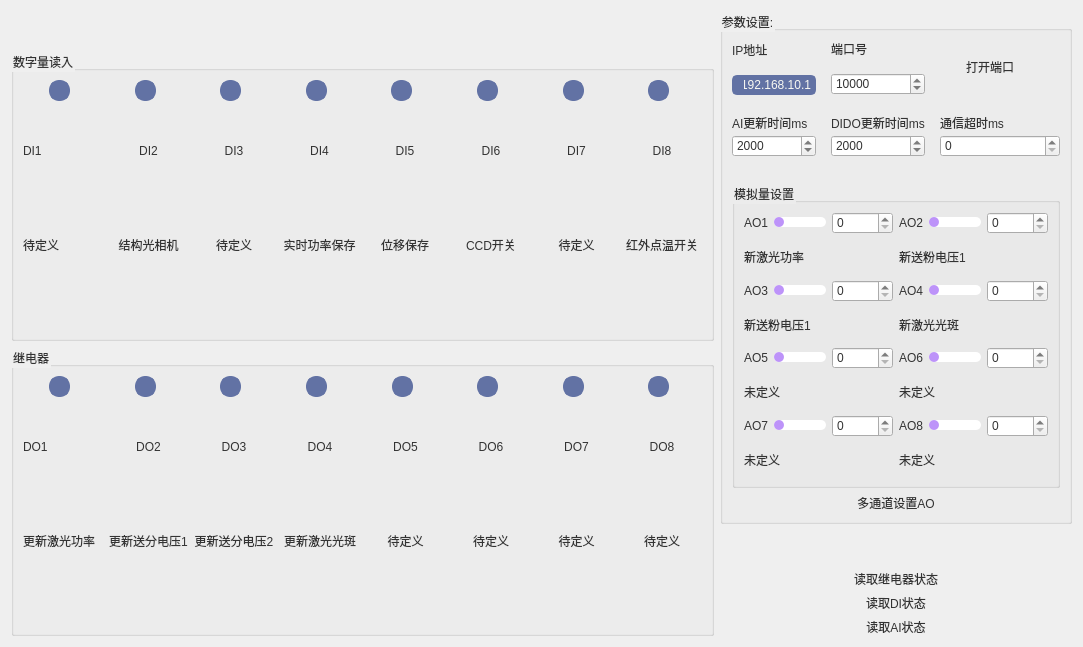
This is new_thu/UI/Cardpage/DIOwidget.ui in mihudaner/THU as Qt 5 draws it before an edit. The edited form follows.
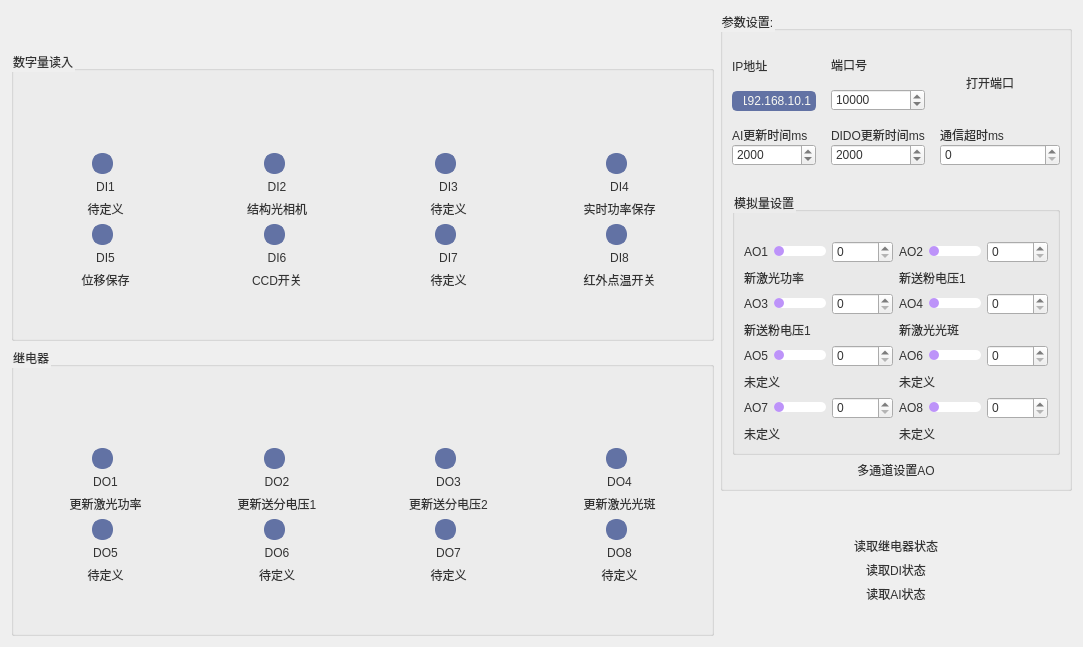
This is the edited form. Icons and pictures are not drawn.

```diff
--- a/new_thu/UI/Cardpage/DIOwidget.ui
+++ b/new_thu/UI/Cardpage/DIOwidget.ui
@@ -378,8 +378,79 @@
        </property>
        <layout class="QVBoxLayout" name="verticalLayout_30">
         <item>
-         <layout class="QHBoxLayout" name="horizontalLayout_9">
-          <item>
+         <widget class="QLabel" name="label_54">
+          <property name="text">
+           <string/>
+          </property>
+         </widget>
+        </item>
+        <item>
+         <layout class="QGridLayout" name="gridLayout_3">
+          <item row="0" column="3">
+           <layout class="QVBoxLayout" name="verticalLayout_14">
+            <item>
+             <layout class="QHBoxLayout" name="horizontalLayout_14">
+              <item>
+               <spacer name="horizontalSpacer_7">
+                <property name="orientation">
+                 <enum>Qt::Horizontal</enum>
+                </property>
+                <property name="sizeHint" stdset="0">
+                 <size>
+                  <width>40</width>
+                  <height>20</height>
+                 </size>
+                </property>
+               </spacer>
+              </item>
+              <item>
+               <widget class="QRadioButton" name="DI3">
+                <property name="text">
+                 <string/>
+                </property>
+                <property name="autoExclusive">
+                 <bool>false</bool>
+                </property>
+               </widget>
+              </item>
+              <item>
+               <spacer name="horizontalSpacer_8">
+                <property name="orientation">
+                 <enum>Qt::Horizontal</enum>
+                </property>
+                <property name="sizeHint" stdset="0">
+                 <size>
+                  <width>40</width>
+                  <height>20</height>
+                 </size>
+                </property>
+               </spacer>
+              </item>
+             </layout>
+            </item>
+            <item>
+             <widget class="QLabel" name="label_20">
+              <property name="text">
+               <string>DI4</string>
+              </property>
+              <property name="alignment">
+               <set>Qt::AlignCenter</set>
+              </property>
+             </widget>
+            </item>
+            <item>
+             <widget class="QLabel" name="label_21">
+              <property name="text">
+               <string>实时功率保存</string>
+              </property>
+              <property name="alignment">
+               <set>Qt::AlignCenter</set>
+              </property>
+             </widget>
+            </item>
+           </layout>
+          </item>
+          <item row="0" column="0">
            <layout class="QVBoxLayout" name="verticalLayout_6">
             <item>
              <layout class="QHBoxLayout" name="horizontalLayout_10">
@@ -441,6 +512,9 @@
               <property name="text">
                <string>DI1</string>
               </property>
+              <property name="alignment">
+               <set>Qt::AlignCenter</set>
+              </property>
              </widget>
             </item>
             <item>
@@ -448,11 +522,78 @@
               <property name="text">
                <string>待定义</string>
               </property>
+              <property name="alignment">
+               <set>Qt::AlignCenter</set>
+              </property>
              </widget>
             </item>
            </layout>
           </item>
-          <item>
+          <item row="0" column="2">
+           <layout class="QVBoxLayout" name="verticalLayout_13">
+            <item>
+             <layout class="QHBoxLayout" name="horizontalLayout_13">
+              <item>
+               <spacer name="horizontalSpacer_5">
+                <property name="orientation">
+                 <enum>Qt::Horizontal</enum>
+                </property>
+                <property name="sizeHint" stdset="0">
+                 <size>
+                  <width>40</width>
+                  <height>20</height>
+                 </size>
+                </property>
+               </spacer>
+              </item>
+              <item>
+               <widget class="QRadioButton" name="DI2">
+                <property name="text">
+                 <string/>
+                </property>
+                <property name="autoExclusive">
+                 <bool>false</bool>
+                </property>
+               </widget>
+              </item>
+              <item>
+               <spacer name="horizontalSpacer_6">
+                <property name="orientation">
+                 <enum>Qt::Horizontal</enum>
+                </property>
+                <property name="sizeHint" stdset="0">
+                 <size>
+                  <width>40</width>
+                  <height>20</height>
+                 </size>
+                </property>
+               </spacer>
+              </item>
+             </layout>
+            </item>
+            <item>
+             <widget class="QLabel" name="label_18">
+              <property name="text">
+               <string>DI3</string>
+              </property>
+              <property name="alignment">
+               <set>Qt::AlignCenter</set>
+              </property>
+             </widget>
+            </item>
+            <item>
+             <widget class="QLabel" name="label_19">
+              <property name="text">
+               <string>待定义</string>
+              </property>
+              <property name="alignment">
+               <set>Qt::AlignCenter</set>
+              </property>
+             </widget>
+            </item>
+           </layout>
+          </item>
+          <item row="0" column="1">
            <layout class="QVBoxLayout" name="verticalLayout_10">
             <item>
              <layout class="QHBoxLayout" name="horizontalLayout_21">
@@ -516,135 +657,7 @@
             </item>
            </layout>
           </item>
-          <item>
-           <layout class="QVBoxLayout" name="verticalLayout_13">
-            <item>
-             <layout class="QHBoxLayout" name="horizontalLayout_13">
-              <item>
-               <spacer name="horizontalSpacer_5">
-                <property name="orientation">
-                 <enum>Qt::Horizontal</enum>
-                </property>
-                <property name="sizeHint" stdset="0">
-                 <size>
-                  <width>40</width>
-                  <height>20</height>
-                 </size>
-                </property>
-               </spacer>
-              </item>
-              <item>
-               <widget class="QRadioButton" name="DI2">
-                <property name="text">
-                 <string/>
-                </property>
-                <property name="autoExclusive">
-                 <bool>false</bool>
-                </property>
-               </widget>
-              </item>
-              <item>
-               <spacer name="horizontalSpacer_6">
-                <property name="orientation">
-                 <enum>Qt::Horizontal</enum>
-                </property>
-                <property name="sizeHint" stdset="0">
-                 <size>
-                  <width>40</width>
-                  <height>20</height>
-                 </size>
-                </property>
-               </spacer>
-              </item>
-             </layout>
-            </item>
-            <item>
-             <widget class="QLabel" name="label_18">
-              <property name="text">
-               <string>DI3</string>
-              </property>
-              <property name="alignment">
-               <set>Qt::AlignCenter</set>
-              </property>
-             </widget>
-            </item>
-            <item>
-             <widget class="QLabel" name="label_19">
-              <property name="text">
-               <string>待定义</string>
-              </property>
-              <property name="alignment">
-               <set>Qt::AlignCenter</set>
-              </property>
-             </widget>
-            </item>
-           </layout>
-          </item>
-          <item>
-           <layout class="QVBoxLayout" name="verticalLayout_14">
-            <item>
-             <layout class="QHBoxLayout" name="horizontalLayout_14">
-              <item>
-               <spacer name="horizontalSpacer_7">
-                <property name="orientation">
-                 <enum>Qt::Horizontal</enum>
-                </property>
-                <property name="sizeHint" stdset="0">
-                 <size>
-                  <width>40</width>
-                  <height>20</height>
-                 </size>
-                </property>
-               </spacer>
-              </item>
-              <item>
-               <widget class="QRadioButton" name="DI3">
-                <property name="text">
-                 <string/>
-                </property>
-                <property name="autoExclusive">
-                 <bool>false</bool>
-                </property>
-               </widget>
-              </item>
-              <item>
-               <spacer name="horizontalSpacer_8">
-                <property name="orientation">
-                 <enum>Qt::Horizontal</enum>
-                </property>
-                <property name="sizeHint" stdset="0">
-                 <size>
-                  <width>40</width>
-                  <height>20</height>
-                 </size>
-                </property>
-               </spacer>
-              </item>
-             </layout>
-            </item>
-            <item>
-             <widget class="QLabel" name="label_20">
-              <property name="text">
-               <string>DI4</string>
-              </property>
-              <property name="alignment">
-               <set>Qt::AlignCenter</set>
-              </property>
-             </widget>
-            </item>
-            <item>
-             <widget class="QLabel" name="label_21">
-              <property name="text">
-               <string>实时功率保存</string>
-              </property>
-              <property name="alignment">
-               <set>Qt::AlignCenter</set>
-              </property>
-             </widget>
-            </item>
-           </layout>
-          </item>
-          <item>
+          <item row="1" column="0">
            <layout class="QVBoxLayout" name="verticalLayout_18">
             <item>
              <layout class="QHBoxLayout" name="horizontalLayout_12">
@@ -708,7 +721,7 @@
             </item>
            </layout>
           </item>
-          <item>
+          <item row="1" column="1">
            <layout class="QVBoxLayout" name="verticalLayout_15">
             <item>
              <layout class="QHBoxLayout" name="horizontalLayout_19">
@@ -772,7 +785,7 @@
             </item>
            </layout>
           </item>
-          <item>
+          <item row="1" column="2">
            <layout class="QVBoxLayout" name="verticalLayout_16">
             <item>
              <layout class="QHBoxLayout" name="horizontalLayout_20">
@@ -836,7 +849,7 @@
             </item>
            </layout>
           </item>
-          <item>
+          <item row="1" column="3">
            <layout class="QVBoxLayout" name="verticalLayout_17">
             <item>
              <layout class="QHBoxLayout" name="horizontalLayout_18">
@@ -940,81 +953,15 @@
        </property>
        <layout class="QVBoxLayout" name="verticalLayout_31">
         <item>
-         <layout class="QHBoxLayout" name="horizontalLayout_7" stretch="1,1,1,1,1,1,1,1">
-          <item>
-           <layout class="QVBoxLayout" name="verticalLayout_21">
-            <item>
-             <layout class="QHBoxLayout" name="horizontalLayout_23">
-              <item>
-               <spacer name="horizontalSpacer_19">
-                <property name="orientation">
-                 <enum>Qt::Horizontal</enum>
-                </property>
-                <property name="sizeHint" stdset="0">
-                 <size>
-                  <width>40</width>
-                  <height>20</height>
-                 </size>
-                </property>
-               </spacer>
-              </item>
-              <item>
-               <widget class="QRadioButton" name="DO0">
-                <property name="text">
-                 <string/>
-                </property>
-                <property name="autoExclusive">
-                 <bool>false</bool>
-                </property>
-               </widget>
-              </item>
-              <item>
-               <spacer name="horizontalSpacer_20">
-                <property name="orientation">
-                 <enum>Qt::Horizontal</enum>
-                </property>
-                <property name="sizeHint" stdset="0">
-                 <size>
-                  <width>40</width>
-                  <height>20</height>
-                 </size>
-                </property>
-               </spacer>
-              </item>
-             </layout>
-            </item>
-            <item>
-             <widget class="QLabel" name="label_32">
-              <property name="text">
-               <string>DO1</string>
-              </property>
-             </widget>
-            </item>
-            <item>
-             <widget class="QLabel" name="label_33">
-              <property name="sizePolicy">
-               <sizepolicy hsizetype="Preferred" vsizetype="Preferred">
-                <horstretch>0</horstretch>
-                <verstretch>0</verstretch>
-               </sizepolicy>
-              </property>
-              <property name="maximumSize">
-               <size>
-                <width>16777215</width>
-                <height>200</height>
-               </size>
-              </property>
-              <property name="text">
-               <string>更新激光功率</string>
-              </property>
-              <property name="wordWrap">
-               <bool>true</bool>
-              </property>
-             </widget>
-            </item>
-           </layout>
-          </item>
-          <item>
+         <widget class="QLabel" name="label_55">
+          <property name="text">
+           <string/>
+          </property>
+         </widget>
+        </item>
+        <item>
+         <layout class="QGridLayout" name="gridLayout_4">
+          <item row="0" column="1">
            <layout class="QVBoxLayout" name="verticalLayout_22">
             <item>
              <layout class="QHBoxLayout" name="horizontalLayout_24">
@@ -1090,77 +1037,7 @@
             </item>
            </layout>
           </item>
-          <item>
-           <layout class="QVBoxLayout" name="verticalLayout_23">
-            <item>
-             <layout class="QHBoxLayout" name="horizontalLayout_25">
-              <item>
-               <spacer name="horizontalSpacer_23">
-                <property name="orientation">
-                 <enum>Qt::Horizontal</enum>
-                </property>
-                <property name="sizeHint" stdset="0">
-                 <size>
-                  <width>40</width>
-                  <height>20</height>
-                 </size>
-                </property>
-               </spacer>
-              </item>
-              <item>
-               <widget class="QRadioButton" name="DO2">
-                <property name="text">
-                 <string/>
-                </property>
-                <property name="autoExclusive">
-                 <bool>false</bool>
-                </property>
-               </widget>
-              </item>
-              <item>
-               <spacer name="horizontalSpacer_24">
-                <property name="orientation">
-                 <enum>Qt::Horizontal</enum>
-                </property>
-                <property name="sizeHint" stdset="0">
-                 <size>
-                  <width>40</width>
-                  <height>20</height>
-                 </size>
-                </property>
-               </spacer>
-              </item>
-             </layout>
-            </item>
-            <item>
-             <widget class="QLabel" name="label_36">
-              <property name="text">
-               <string>DO3</string>
-              </property>
-              <property name="alignment">
-               <set>Qt::AlignCenter</set>
-              </property>
-             </widget>
-            </item>
-            <item>
-             <widget class="QLabel" name="label_37">
-              <property name="maximumSize">
-               <size>
-                <width>16777215</width>
-                <height>200</height>
-               </size>
-              </property>
-              <property name="text">
-               <string>更新送分电压2</string>
-              </property>
-              <property name="alignment">
-               <set>Qt::AlignCenter</set>
-              </property>
-             </widget>
-            </item>
-           </layout>
-          </item>
-          <item>
+          <item row="0" column="3">
            <layout class="QVBoxLayout" name="verticalLayout_24">
             <item>
              <layout class="QHBoxLayout" name="horizontalLayout_26">
@@ -1230,7 +1107,156 @@
             </item>
            </layout>
           </item>
-          <item>
+          <item row="0" column="2">
+           <layout class="QVBoxLayout" name="verticalLayout_23">
+            <item>
+             <layout class="QHBoxLayout" name="horizontalLayout_25">
+              <item>
+               <spacer name="horizontalSpacer_23">
+                <property name="orientation">
+                 <enum>Qt::Horizontal</enum>
+                </property>
+                <property name="sizeHint" stdset="0">
+                 <size>
+                  <width>40</width>
+                  <height>20</height>
+                 </size>
+                </property>
+               </spacer>
+              </item>
+              <item>
+               <widget class="QRadioButton" name="DO2">
+                <property name="text">
+                 <string/>
+                </property>
+                <property name="autoExclusive">
+                 <bool>false</bool>
+                </property>
+               </widget>
+              </item>
+              <item>
+               <spacer name="horizontalSpacer_24">
+                <property name="orientation">
+                 <enum>Qt::Horizontal</enum>
+                </property>
+                <property name="sizeHint" stdset="0">
+                 <size>
+                  <width>40</width>
+                  <height>20</height>
+                 </size>
+                </property>
+               </spacer>
+              </item>
+             </layout>
+            </item>
+            <item>
+             <widget class="QLabel" name="label_36">
+              <property name="text">
+               <string>DO3</string>
+              </property>
+              <property name="alignment">
+               <set>Qt::AlignCenter</set>
+              </property>
+             </widget>
+            </item>
+            <item>
+             <widget class="QLabel" name="label_37">
+              <property name="maximumSize">
+               <size>
+                <width>16777215</width>
+                <height>200</height>
+               </size>
+              </property>
+              <property name="text">
+               <string>更新送分电压2</string>
+              </property>
+              <property name="alignment">
+               <set>Qt::AlignCenter</set>
+              </property>
+             </widget>
+            </item>
+           </layout>
+          </item>
+          <item row="0" column="0">
+           <layout class="QVBoxLayout" name="verticalLayout_21">
+            <item>
+             <layout class="QHBoxLayout" name="horizontalLayout_23">
+              <item>
+               <spacer name="horizontalSpacer_19">
+                <property name="orientation">
+                 <enum>Qt::Horizontal</enum>
+                </property>
+                <property name="sizeHint" stdset="0">
+                 <size>
+                  <width>40</width>
+                  <height>20</height>
+                 </size>
+                </property>
+               </spacer>
+              </item>
+              <item>
+               <widget class="QRadioButton" name="DO0">
+                <property name="text">
+                 <string/>
+                </property>
+                <property name="autoExclusive">
+                 <bool>false</bool>
+                </property>
+               </widget>
+              </item>
+              <item>
+               <spacer name="horizontalSpacer_20">
+                <property name="orientation">
+                 <enum>Qt::Horizontal</enum>
+                </property>
+                <property name="sizeHint" stdset="0">
+                 <size>
+                  <width>40</width>
+                  <height>20</height>
+                 </size>
+                </property>
+               </spacer>
+              </item>
+             </layout>
+            </item>
+            <item>
+             <widget class="QLabel" name="label_32">
+              <property name="text">
+               <string>DO1</string>
+              </property>
+              <property name="alignment">
+               <set>Qt::AlignCenter</set>
+              </property>
+             </widget>
+            </item>
+            <item>
+             <widget class="QLabel" name="label_33">
+              <property name="sizePolicy">
+               <sizepolicy hsizetype="Preferred" vsizetype="Preferred">
+                <horstretch>0</horstretch>
+                <verstretch>0</verstretch>
+               </sizepolicy>
+              </property>
+              <property name="maximumSize">
+               <size>
+                <width>16777215</width>
+                <height>200</height>
+               </size>
+              </property>
+              <property name="text">
+               <string>更新激光功率</string>
+              </property>
+              <property name="alignment">
+               <set>Qt::AlignCenter</set>
+              </property>
+              <property name="wordWrap">
+               <bool>true</bool>
+              </property>
+             </widget>
+            </item>
+           </layout>
+          </item>
+          <item row="1" column="0">
            <layout class="QVBoxLayout" name="verticalLayout_25">
             <item>
              <layout class="QHBoxLayout" name="horizontalLayout_27">
@@ -1294,7 +1320,7 @@
             </item>
            </layout>
           </item>
-          <item>
+          <item row="1" column="1">
            <layout class="QVBoxLayout" name="verticalLayout_26">
             <item>
              <layout class="QHBoxLayout" name="horizontalLayout_28">
@@ -1358,7 +1384,7 @@
             </item>
            </layout>
           </item>
-          <item>
+          <item row="1" column="2">
            <layout class="QVBoxLayout" name="verticalLayout_27">
             <item>
              <layout class="QHBoxLayout" name="horizontalLayout_29">
@@ -1422,7 +1448,7 @@
             </item>
            </layout>
           </item>
-          <item>
+          <item row="1" column="3">
            <layout class="QVBoxLayout" name="verticalLayout_28">
             <item>
              <layout class="QHBoxLayout" name="horizontalLayout_30">
@@ -1540,6 +1566,25 @@
           <string>参数设置:</string>
          </property>
          <layout class="QVBoxLayout" name="verticalLayout_19">
+          <item>
+           <widget class="QLabel" name="label_57">
+            <property name="sizePolicy">
+             <sizepolicy hsizetype="Minimum" vsizetype="Minimum">
+              <horstretch>0</horstretch>
+              <verstretch>0</verstretch>
+             </sizepolicy>
+            </property>
+            <property name="maximumSize">
+             <size>
+              <width>999999</width>
+              <height>10</height>
+             </size>
+            </property>
+            <property name="text">
+             <string/>
+            </property>
+           </widget>
+          </item>
           <item>
            <layout class="QGridLayout" name="gridLayout_2">
             <property name="spacing">
@@ -1748,110 +1793,14 @@
              <string>模拟量设置</string>
             </property>
             <layout class="QGridLayout" name="gridLayout">
-             <item row="1" column="0">
-              <widget class="QLabel" name="label_30">
-               <property name="text">
-                <string>新激光功率</string>
-               </property>
-              </widget>
-             </item>
-             <item row="5" column="1">
-              <widget class="QLabel" name="label_51">
-               <property name="text">
-                <string>未定义</string>
-               </property>
-              </widget>
-             </item>
-             <item row="0" column="1">
-              <layout class="QHBoxLayout" name="horizontalLayout_3">
-               <item>
-                <widget class="QLabel" name="label_6">
-                 <property name="text">
-                  <string>AO2</string>
-                 </property>
-                </widget>
-               </item>
-               <item>
-                <widget class="QSlider" name="Slider2">
-                 <property name="maximum">
-                  <number>10000</number>
-                 </property>
-                 <property name="orientation">
-                  <enum>Qt::Horizontal</enum>
-                 </property>
-                </widget>
-               </item>
-               <item>
-                <widget class="QSpinBox" name="spinBox_AO2">
-                 <property name="maximum">
-                  <number>10000</number>
-                 </property>
-                 <property name="singleStep">
-                  <number>1</number>
-                 </property>
-                 <property name="value">
-                  <number>0</number>
-                 </property>
-                </widget>
-               </item>
-              </layout>
-             </item>
-             <item row="1" column="1">
-              <widget class="QLabel" name="label_31">
-               <property name="text">
-                <string>新送粉电压1</string>
-               </property>
-              </widget>
-             </item>
-             <item row="5" column="0">
-              <widget class="QLabel" name="label_50">
-               <property name="text">
-                <string>未定义</string>
-               </property>
-              </widget>
-             </item>
-             <item row="6" column="1">
-              <layout class="QHBoxLayout" name="horizontalLayout_17">
-               <item>
-                <widget class="QLabel" name="label_13">
-                 <property name="text">
-                  <string>AO8</string>
-                 </property>
-                </widget>
-               </item>
-               <item>
-                <widget class="QSlider" name="Slider8">
-                 <property name="maximum">
-                  <number>10000</number>
-                 </property>
-                 <property name="orientation">
-                  <enum>Qt::Horizontal</enum>
-                 </property>
-                </widget>
-               </item>
-               <item>
-                <widget class="QSpinBox" name="spinBox_AO8">
-                 <property name="maximum">
-                  <number>10000</number>
-                 </property>
-                 <property name="singleStep">
-                  <number>1</number>
-                 </property>
-                 <property name="value">
-                  <number>0</number>
-                 </property>
-                </widget>
-               </item>
-              </layout>
-             </item>
-             <item row="3" column="1">
+             <item row="4" column="1">
               <widget class="QLabel" name="label_49">
                <property name="text">
                 <string>新激光光斑</string>
                </property>
               </widget>
              </item>
-             <item row="4" column="0">
+             <item row="5" column="0">
               <layout class="QHBoxLayout" name="horizontalLayout_8">
                <item>
                 <widget class="QLabel" name="label_10">
@@ -1885,7 +1834,14 @@
                </item>
               </layout>
              </item>
-             <item row="0" column="0">
+             <item row="8" column="1">
+              <widget class="QLabel" name="label_53">
+               <property name="text">
+                <string>未定义</string>
+               </property>
+              </widget>
+             </item>
+             <item row="1" column="0">
               <layout class="QHBoxLayout" name="horizontalLayout_2">
                <item>
                 <widget class="QLabel" name="label">
@@ -1919,75 +1875,7 @@
                </item>
               </layout>
              </item>
-             <item row="6" column="0">
-              <layout class="QHBoxLayout" name="horizontalLayout_16">
-               <item>
-                <widget class="QLabel" name="label_12">
-                 <property name="text">
-                  <string>AO7</string>
-                 </property>
-                </widget>
-               </item>
-               <item>
-                <widget class="QSlider" name="Slider7">
-                 <property name="maximum">
-                  <number>10000</number>
-                 </property>
-                 <property name="orientation">
-                  <enum>Qt::Horizontal</enum>
-                 </property>
-                </widget>
-               </item>
-               <item>
-                <widget class="QSpinBox" name="spinBox_AO7">
-                 <property name="maximum">
-                  <number>10000</number>
-                 </property>
-                 <property name="singleStep">
-                  <number>1</number>
-                 </property>
-                 <property name="value">
-                  <number>0</number>
-                 </property>
-                </widget>
-               </item>
-              </layout>
-             </item>
-             <item row="4" column="1">
-              <layout class="QHBoxLayout" name="horizontalLayout_15">
-               <item>
-                <widget class="QLabel" name="label_11">
-                 <property name="text">
-                  <string>AO6</string>
-                 </property>
-                </widget>
-               </item>
-               <item>
-                <widget class="QSlider" name="Slider6">
-                 <property name="maximum">
-                  <number>10000</number>
-                 </property>
-                 <property name="orientation">
-                  <enum>Qt::Horizontal</enum>
-                 </property>
-                </widget>
-               </item>
-               <item>
-                <widget class="QSpinBox" name="spinBox_AO6">
-                 <property name="maximum">
-                  <number>10000</number>
-                 </property>
-                 <property name="singleStep">
-                  <number>1</number>
-                 </property>
-                 <property name="value">
-                  <number>0</number>
-                 </property>
-                </widget>
-               </item>
-              </layout>
-             </item>
-             <item row="2" column="0">
+             <item row="3" column="0">
               <layout class="QHBoxLayout" name="horizontalLayout_4">
                <item>
                 <widget class="QLabel" name="label_8">
@@ -2021,7 +1909,55 @@
                </item>
               </layout>
              </item>
-             <item row="2" column="1">
+             <item row="6" column="1">
+              <widget class="QLabel" name="label_51">
+               <property name="text">
+                <string>未定义</string>
+               </property>
+              </widget>
+             </item>
+             <item row="7" column="0">
+              <layout class="QHBoxLayout" name="horizontalLayout_16">
+               <item>
+                <widget class="QLabel" name="label_12">
+                 <property name="text">
+                  <string>AO7</string>
+                 </property>
+                </widget>
+               </item>
+               <item>
+                <widget class="QSlider" name="Slider7">
+                 <property name="maximum">
+                  <number>10000</number>
+                 </property>
+                 <property name="orientation">
+                  <enum>Qt::Horizontal</enum>
+                 </property>
+                </widget>
+               </item>
+               <item>
+                <widget class="QSpinBox" name="spinBox_AO7">
+                 <property name="maximum">
+                  <number>10000</number>
+                 </property>
+                 <property name="singleStep">
+                  <number>1</number>
+                 </property>
+                 <property name="value">
+                  <number>0</number>
+                 </property>
+                </widget>
+               </item>
+              </layout>
+             </item>
+             <item row="8" column="0">
+              <widget class="QLabel" name="label_52">
+               <property name="text">
+                <string>未定义</string>
+               </property>
+              </widget>
+             </item>
+             <item row="3" column="1">
               <layout class="QHBoxLayout" name="horizontalLayout_5">
                <item>
                 <widget class="QLabel" name="label_9">
@@ -2055,24 +1991,140 @@
                </item>
               </layout>
              </item>
-             <item row="3" column="0">
+             <item row="5" column="1">
+              <layout class="QHBoxLayout" name="horizontalLayout_15">
+               <item>
+                <widget class="QLabel" name="label_11">
+                 <property name="text">
+                  <string>AO6</string>
+                 </property>
+                </widget>
+               </item>
+               <item>
+                <widget class="QSlider" name="Slider6">
+                 <property name="maximum">
+                  <number>10000</number>
+                 </property>
+                 <property name="orientation">
+                  <enum>Qt::Horizontal</enum>
+                 </property>
+                </widget>
+               </item>
+               <item>
+                <widget class="QSpinBox" name="spinBox_AO6">
+                 <property name="maximum">
+                  <number>10000</number>
+                 </property>
+                 <property name="singleStep">
+                  <number>1</number>
+                 </property>
+                 <property name="value">
+                  <number>0</number>
+                 </property>
+                </widget>
+               </item>
+              </layout>
+             </item>
+             <item row="6" column="0">
+              <widget class="QLabel" name="label_50">
+               <property name="text">
+                <string>未定义</string>
+               </property>
+              </widget>
+             </item>
+             <item row="1" column="1">
+              <layout class="QHBoxLayout" name="horizontalLayout_3">
+               <item>
+                <widget class="QLabel" name="label_6">
+                 <property name="text">
+                  <string>AO2</string>
+                 </property>
+                </widget>
+               </item>
+               <item>
+                <widget class="QSlider" name="Slider2">
+                 <property name="maximum">
+                  <number>10000</number>
+                 </property>
+                 <property name="orientation">
+                  <enum>Qt::Horizontal</enum>
+                 </property>
+                </widget>
+               </item>
+               <item>
+                <widget class="QSpinBox" name="spinBox_AO2">
+                 <property name="maximum">
+                  <number>10000</number>
+                 </property>
+                 <property name="singleStep">
+                  <number>1</number>
+                 </property>
+                 <property name="value">
+                  <number>0</number>
+                 </property>
+                </widget>
+               </item>
+              </layout>
+             </item>
+             <item row="4" column="0">
               <widget class="QLabel" name="label_48">
                <property name="text">
                 <string>新送粉电压1</string>
                </property>
               </widget>
              </item>
-             <item row="7" column="0">
-              <widget class="QLabel" name="label_52">
+             <item row="2" column="1">
+              <widget class="QLabel" name="label_31">
                <property name="text">
-                <string>未定义</string>
+                <string>新送粉电压1</string>
+               </property>
+              </widget>
+             </item>
+             <item row="2" column="0">
+              <widget class="QLabel" name="label_30">
+               <property name="text">
+                <string>新激光功率</string>
                </property>
               </widget>
              </item>
              <item row="7" column="1">
-              <widget class="QLabel" name="label_53">
+              <layout class="QHBoxLayout" name="horizontalLayout_17">
+               <item>
+                <widget class="QLabel" name="label_13">
+                 <property name="text">
+                  <string>AO8</string>
+                 </property>
+                </widget>
+               </item>
+               <item>
+                <widget class="QSlider" name="Slider8">
+                 <property name="maximum">
+                  <number>10000</number>
+                 </property>
+                 <property name="orientation">
+                  <enum>Qt::Horizontal</enum>
+                 </property>
+                </widget>
+               </item>
+               <item>
+                <widget class="QSpinBox" name="spinBox_AO8">
+                 <property name="maximum">
+                  <number>10000</number>
+                 </property>
+                 <property name="singleStep">
+                  <number>1</number>
+                 </property>
+                 <property name="value">
+                  <number>0</number>
+                 </property>
+                </widget>
+               </item>
+              </layout>
+             </item>
+             <item row="0" column="0">
+              <widget class="QLabel" name="label_56">
                <property name="text">
-                <string>未定义</string>
+                <string/>
                </property>
               </widget>
              </item>
@@ -2176,6 +2228,22 @@
          </property>
         </widget>
        </item>
+       <item>
+        <spacer name="verticalSpacer_7">
+         <property name="orientation">
+          <enum>Qt::Vertical</enum>
+         </property>
+         <property name="sizeType">
+          <enum>QSizePolicy::Expanding</enum>
+         </property>
+         <property name="sizeHint" stdset="0">
+          <size>
+           <width>20</width>
+           <height>40000</height>
+          </size>
+         </property>
+        </spacer>
+       </item>
       </layout>
      </item>
     </layout>
```
Left out of the diff: 5 changed lines with no effect on the pictures.
